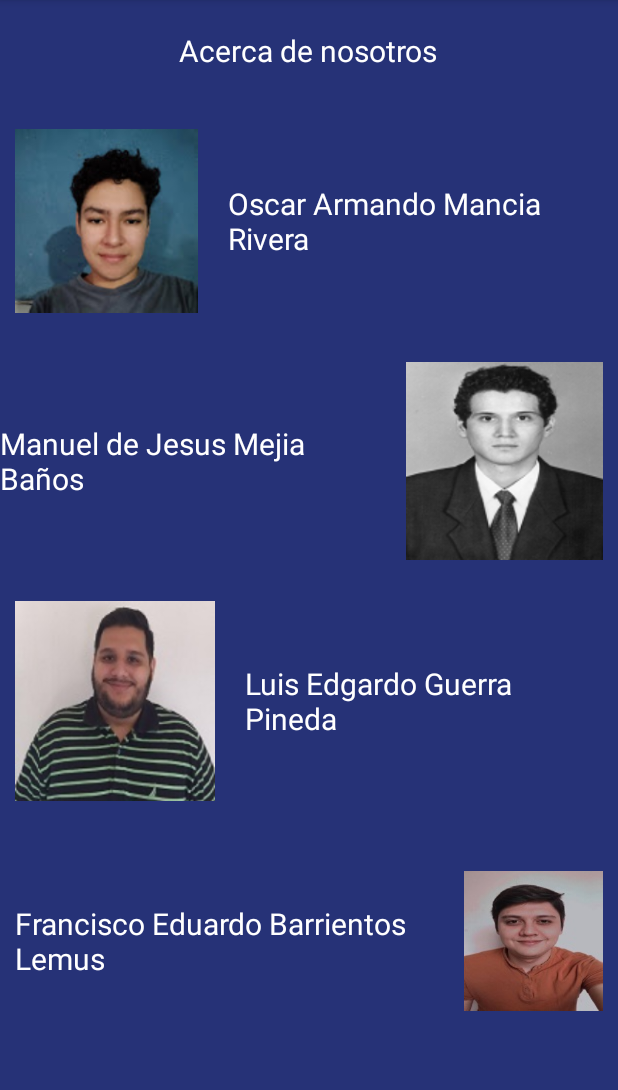
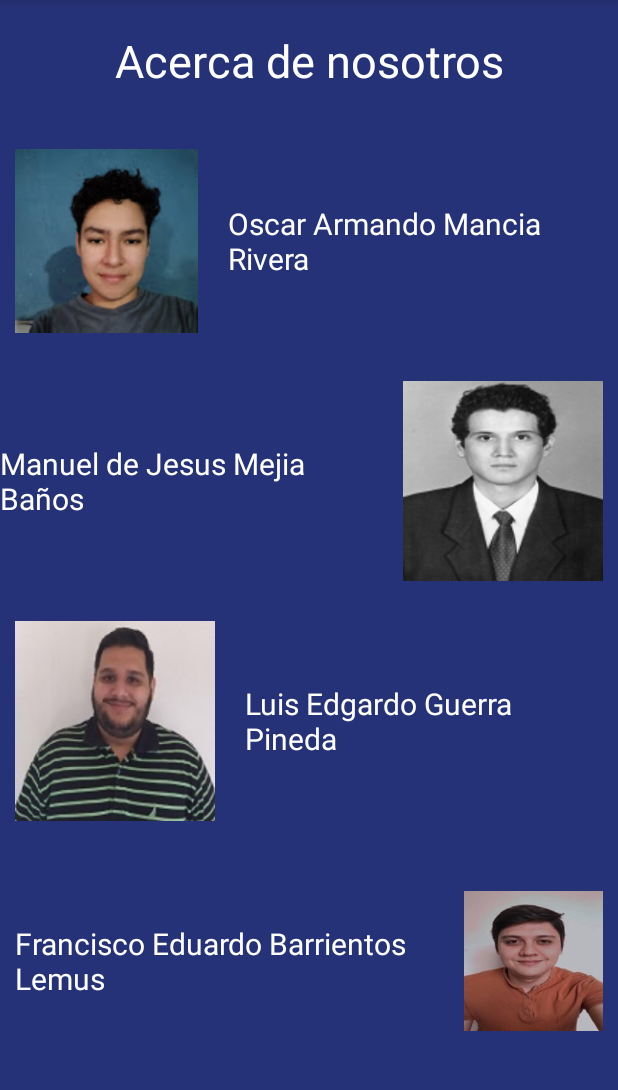
Before and after one commit to fran11sv/PianoGrupo10, an Android app: the acerca_de screen opened directly, with no data from a screen before it, on a phone screen of 412 x 824 dp, the part 84-1174 px from its top. Run offline under Robolectric (Android 15) with nearby library versions, the phone set to English and light mode, and no system bars; Roboto replaces fonts that are not available here.

Commit message:
Acerca de

```diff
--- a/app/src/main/res/layout/activity_acerca_de.xml
+++ b/app/src/main/res/layout/activity_acerca_de.xml
@@ -25,9 +25,9 @@
             android:fontFamily="@font/assistant_semibold"
             android:gravity="center_horizontal"
             android:padding="20dp"
-            android:text="Acerca de nosotros"
+            android:text="@string/acerca_de_nosotros"
             android:textColor="@android:color/background_light"
-            android:textSize="20dp" />
+            android:textSize="30sp" />
 
 
 
@@ -45,6 +45,7 @@
             android:layout_height="wrap_content"
             android:layout_weight="1"
             android:backgroundTint="#FFFFFF"
+            android:contentDescription="@string/foto_oscar"
             android:padding="10dp"
             app:srcCompat="@drawable/yo"
             tools:ignore="DuplicateIds" />
@@ -56,10 +57,10 @@
             android:layout_gravity="center_vertical"
             android:layout_weight="1"
             android:padding="10dp"
-            android:text="Oscar Armando Mancia Rivera"
+            android:text="@string/nombre_oscar"
             android:textColor="@android:color/background_light"
             android:textColorHighlight="@color/colorPrimary"
-            android:textSize="20dp" />
+            android:textSize="20sp" />
 
     </LinearLayout>
 
@@ -71,21 +72,22 @@
         >
 
         <TextView
-            android:id="@+id/framText"
+            android:id="@+id/jesusText"
             android:layout_width="wrap_content"
             android:layout_height="wrap_content"
             android:layout_gravity="center_vertical"
             android:layout_weight="1"
-            android:text="Manuel de Jesus Mejia Baños "
+            android:text="@string/nombre_jesus"
             android:textColor="@android:color/background_light"
             android:textColorHighlight="@android:color/background_light"
-            android:textSize="20dp" />
+            android:textSize="20sp" />
 
         <ImageView
             android:id="@+id/framIma"
             android:layout_width="wrap_content"
             android:layout_height="wrap_content"
             android:layout_weight="1"
+            android:contentDescription="@string/foto_jesus"
             android:padding="10dp"
             app:srcCompat="@drawable/yisus" />
 
@@ -104,6 +106,7 @@
             android:layout_width="wrap_content"
             android:layout_height="wrap_content"
             android:layout_weight="1"
+            android:contentDescription="@string/foto_luis"
             android:padding="10dp"
             app:srcCompat="@drawable/luisillo" />
 
@@ -114,9 +117,9 @@
             android:layout_gravity="center_vertical"
             android:layout_weight="1"
             android:padding="10dp"
-            android:text="Luis Edgardo Guerra Pineda"
+            android:text="@string/nombre_luis"
             android:textColor="@android:color/background_light"
-            android:textSize="20dp" />
+            android:textSize="20sp" />
 
     </LinearLayout>
 
@@ -127,21 +130,22 @@
         >
 
         <TextView
-            android:id="@+id/oscar"
+            android:id="@+id/franText"
             android:layout_width="wrap_content"
             android:layout_height="wrap_content"
             android:layout_gravity="center_vertical"
             android:layout_weight="1"
             android:padding="10dp"
-            android:text="Francisco Eduardo Barrientos Lemus"
+            android:text="@string/nombre_fran"
             android:textColor="@android:color/background_light"
-            android:textSize="20dp" />
+            android:textSize="20sp" />
 
         <ImageView
             android:id="@+id/imageView3"
             android:layout_width="wrap_content"
             android:layout_height="wrap_content"
             android:layout_weight="1"
+            android:contentDescription="@string/foto_fran"
             android:padding="10dp"
             app:srcCompat="@drawable/fram" />
 
--- a/app/src/main/res/values/strings.xml
+++ b/app/src/main/res/values/strings.xml
@@ -7,4 +7,13 @@
     <string name="sol_nota">SOL</string>
     <string name="la_nota">LA</string>
     <string name="si_nota">SI</string>
+    <string name="acerca_de_nosotros">Acerca de nosotros</string>
+    <string name="nombre_oscar">Oscar Armando Mancia Rivera</string>
+    <string name="nombre_jesus">Manuel de Jesus Mejia Baños</string>
+    <string name="nombre_luis">Luis Edgardo Guerra Pineda</string>
+    <string name="nombre_fran">Francisco Eduardo Barrientos Lemus</string>
+    <string name="foto_oscar">foto_oscar</string>
+    <string name="foto_jesus">foto_jesus</string>
+    <string name="foto_luis">foto_luis</string>
+    <string name="foto_fran">foto_fran</string>
 </resources>
```
